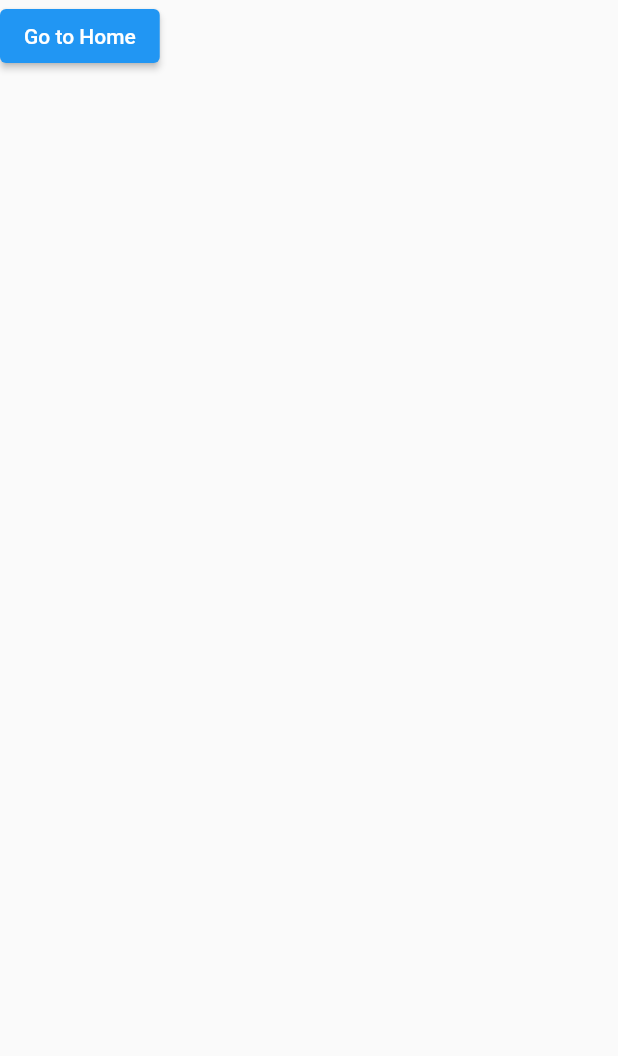
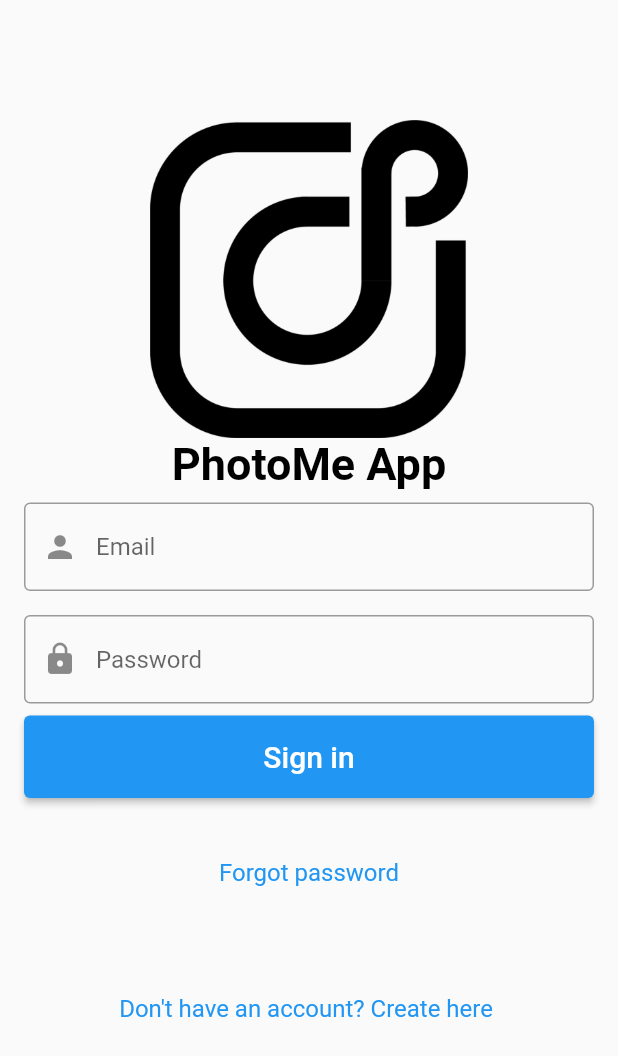
Before and after one commit to ngoctienUIT/PhotoMe, a Flutter app: the screen it shows after launch, on a phone screen of 412 x 824 dp. Shown: the top 1056 px of the screen. Run offline on Flutter 3.47's test engine with Material 2 defaults, Android fonts, the light colour scheme and no system bars; our stand-ins replace audioplayers, emoji_picker_flutter, file_picker, firebase_core, flutter_bloc, fluttertoast and 6 more; missing offline and left inert: flutter_sound; accounts and stored records are empty.

Commit message:
login screen + signup screen

```diff
--- a/lib/src/presentation/login/screen/login_page.dart
+++ b/lib/src/presentation/login/screen/login_page.dart
@@ -1,6 +1,9 @@
+import 'package:flutter/gestures.dart';
 import 'package:flutter/material.dart';
+import 'package:photo_me/src/presentation/signup/screen/signup_page.dart';
 
 import '../../../controls/function/on_will_pop.dart';
+// import 'package:flutter/gestures.dart';
 import '../../../controls/function/route_function.dart';
 import '../../main/screen/main_page.dart';
 
@@ -13,6 +16,8 @@ class LoginPage extends StatefulWidget {
 
 class _LoginPageState extends State<LoginPage> {
   DateTime? currentBackPressTime;
+  final TextEditingController emailTextController = TextEditingController();
+  final TextEditingController passwordTextController = TextEditingController();
 
   @override
   Widget build(BuildContext context) {
@@ -23,18 +28,100 @@ class _LoginPageState extends State<LoginPage> {
           currentBackPressTime: currentBackPressTime,
         ),
         child: SafeArea(
-          child: Column(
-            children: [
-              ElevatedButton(
-                onPressed: () {
-                  Navigator.of(context).pushReplacement(createRoute(
-                    screen: const MainPage(),
-                    begin: const Offset(0, 1),
-                  ));
-                },
-                child: const Text("Go to Home"),
-              )
-            ],
+          child: SingleChildScrollView(
+            child: Column(
+              children: [
+                // image, app text
+                Padding(
+                  padding:
+                      const EdgeInsets.only(top: 80, right: 100, left: 100),
+                  child: Image.asset("assets/images/Logoden.png"),
+                ),
+                const Text(
+                  "PhotoMe App",
+                  style: TextStyle(
+                    fontSize: 30,
+                    color: Colors.black,
+                    fontWeight: FontWeight.bold,
+                  ),
+                ),
+
+                // email
+                Padding(
+                  padding:
+                      const EdgeInsets.symmetric(horizontal: 16, vertical: 8),
+                  child: TextField(
+                    controller: emailTextController,
+                    decoration: const InputDecoration(
+                        border: OutlineInputBorder(),
+                        hintText: "Email",
+                        prefixIcon: Icon(Icons.person)),
+                  ),
+                ),
+
+                //password
+                Padding(
+                  padding:
+                      const EdgeInsets.symmetric(vertical: 8, horizontal: 16),
+                  child: TextField(
+                    controller: passwordTextController,
+                    decoration: const InputDecoration(
+                        border: OutlineInputBorder(),
+                        hintText: "Password",
+                        prefixIcon: Icon(Icons.lock)),
+                  ),
+                ),
+
+                //login button
+                Padding(
+                  padding: const EdgeInsets.symmetric(horizontal: 16),
+                  child: ElevatedButton(
+                    onPressed: () => {print("asd")},
+                    child: Container(
+                      width: double.infinity,
+                      alignment: Alignment.center,
+                      padding: const EdgeInsets.all(16),
+                      child: const Text(
+                        "Sign in",
+                        style: TextStyle(fontSize: 20),
+                      ),
+                    ),
+                  ),
+                ),
+
+                // forgot password
+
+                GestureDetector(
+                  onTap: () => {print("forgot password")},
+                  child: const Padding(
+                    padding: EdgeInsets.symmetric(vertical: 40),
+                    child: Text(
+                      "Forgot password",
+                      style: TextStyle(color: Colors.blue, fontSize: 16),
+                    ),
+                  ),
+                ),
+
+                GestureDetector(
+                  onTap: () => {
+                    Navigator.push(
+                      context,
+                      MaterialPageRoute(
+                          builder: (context) => const SignupPage()),
+                    ),
+                  },
+                  child: const Padding(
+                    padding: EdgeInsets.symmetric(vertical: 32),
+                    child: Text(
+                      "Don't have an account? Create here ",
+                      style: TextStyle(color: Colors.blue, fontSize: 16),
+                    ),
+                  ),
+                ),
+
+                // dont have password
+              ],
+            ),
           ),
         ),
       ),
```
Also changed, not shown: lib/src/presentation/signup/screen/signup_page.dart (+139 -0 lines), pubspec.lock.
